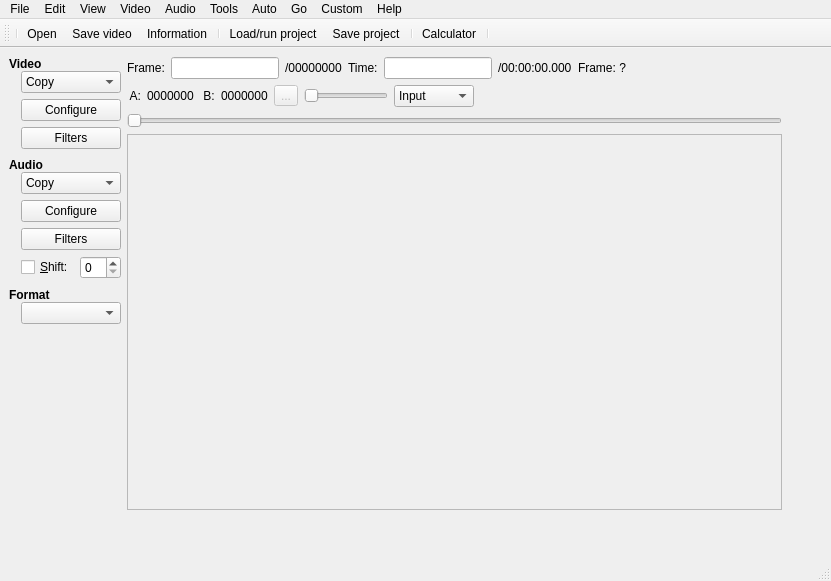
BackupTheBerlios/avidemux-svn, file branches/avidemux_2.4_branch/avidemux/ADM_userInterfaces/ADM_QT4/ADM_gui/gui2.ui: the form before one commit.
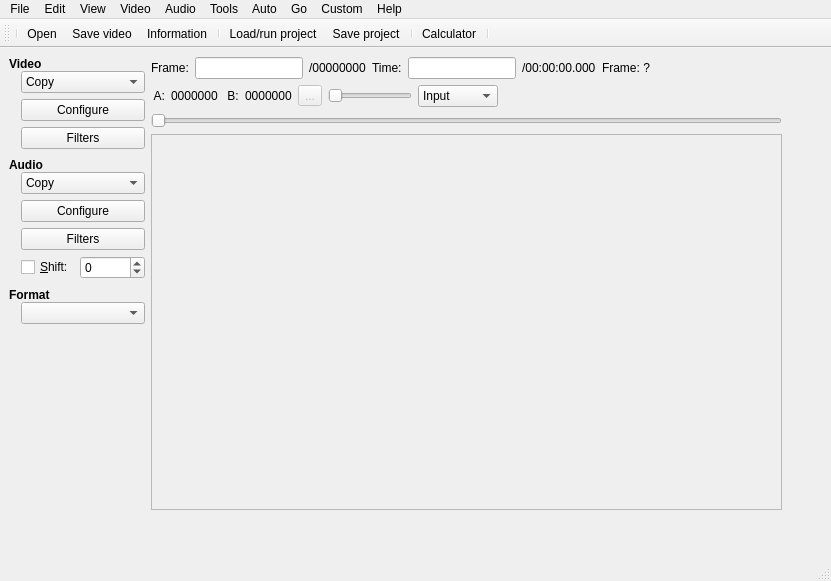
The form after the commit. Icons and pictures are not drawn. Custom widgets are drawn as their Qt base class.

Commit message: [QT] increase range of audio time shift

Diff of the .ui file:
```diff
--- a/branches/avidemux_2.4_branch/avidemux/ADM_userInterfaces/ADM_QT4/ADM_gui/gui2.ui
+++ b/branches/avidemux_2.4_branch/avidemux/ADM_userInterfaces/ADM_QT4/ADM_gui/gui2.ui
@@ -39,15 +39,25 @@
     <property name="margin" >
      <number>9</number>
     </property>
-    <property name="spacing" >
+    <property name="topMargin" >
+     <number>9</number>
+    </property>
+    <property name="rightMargin" >
+     <number>9</number>
+    </property>
+    <property name="bottomMargin" >
+     <number>9</number>
+    </property>
+    <property name="horizontalSpacing" >
+     <number>6</number>
+    </property>
+    <property name="verticalSpacing" >
      <number>6</number>
     </property>
     <item row="1" column="1" >
      <widget class="QFrame" name="frame_video" >
       <property name="sizePolicy" >
-       <sizepolicy>
-        <hsizetype>7</hsizetype>
-        <vsizetype>7</vsizetype>
+       <sizepolicy vsizetype="Expanding" hsizetype="Expanding" >
         <horstretch>99</horstretch>
         <verstretch>99</verstretch>
        </sizepolicy>
@@ -79,9 +89,7 @@
         <item>
          <widget class="QLabel" name="label_3" >
           <property name="sizePolicy" >
-           <sizepolicy>
-            <hsizetype>5</hsizetype>
-            <vsizetype>5</vsizetype>
+           <sizepolicy vsizetype="Preferred" hsizetype="Preferred" >
             <horstretch>0</horstretch>
             <verstretch>0</verstretch>
            </sizepolicy>
@@ -135,9 +143,7 @@
             <item>
              <widget class="QComboBox" name="comboBoxVideo" >
               <property name="sizePolicy" >
-               <sizepolicy>
-                <hsizetype>5</hsizetype>
-                <vsizetype>0</vsizetype>
+               <sizepolicy vsizetype="Fixed" hsizetype="Preferred" >
                 <horstretch>0</horstretch>
                 <verstretch>0</verstretch>
                </sizepolicy>
@@ -155,9 +161,7 @@
                <bool>true</bool>
               </property>
               <property name="sizePolicy" >
-               <sizepolicy>
-                <hsizetype>5</hsizetype>
-                <vsizetype>0</vsizetype>
+               <sizepolicy vsizetype="Fixed" hsizetype="Preferred" >
                 <horstretch>0</horstretch>
                 <verstretch>0</verstretch>
                </sizepolicy>
@@ -176,9 +180,7 @@
                <bool>true</bool>
               </property>
               <property name="sizePolicy" >
-               <sizepolicy>
-                <hsizetype>5</hsizetype>
-                <vsizetype>0</vsizetype>
+               <sizepolicy vsizetype="Fixed" hsizetype="Preferred" >
                 <horstretch>0</horstretch>
                 <verstretch>0</verstretch>
                </sizepolicy>
@@ -211,9 +213,7 @@
         <item>
          <widget class="QLabel" name="label_5" >
           <property name="sizePolicy" >
-           <sizepolicy>
-            <hsizetype>4</hsizetype>
-            <vsizetype>1</vsizetype>
+           <sizepolicy vsizetype="Minimum" hsizetype="Maximum" >
             <horstretch>0</horstretch>
             <verstretch>0</verstretch>
            </sizepolicy>
@@ -267,9 +267,7 @@
             <item>
              <widget class="QComboBox" name="comboBoxAudio" >
               <property name="sizePolicy" >
-               <sizepolicy>
-                <hsizetype>1</hsizetype>
-                <vsizetype>0</vsizetype>
+               <sizepolicy vsizetype="Fixed" hsizetype="Minimum" >
                 <horstretch>0</horstretch>
                 <verstretch>0</verstretch>
                </sizepolicy>
@@ -287,9 +285,7 @@
                <bool>true</bool>
               </property>
               <property name="sizePolicy" >
-               <sizepolicy>
-                <hsizetype>1</hsizetype>
-                <vsizetype>0</vsizetype>
+               <sizepolicy vsizetype="Fixed" hsizetype="Minimum" >
                 <horstretch>0</horstretch>
                 <verstretch>0</verstretch>
                </sizepolicy>
@@ -305,9 +301,7 @@
                <bool>true</bool>
               </property>
               <property name="sizePolicy" >
-               <sizepolicy>
-                <hsizetype>1</hsizetype>
-                <vsizetype>0</vsizetype>
+               <sizepolicy vsizetype="Fixed" hsizetype="Minimum" >
                 <horstretch>0</horstretch>
                 <verstretch>0</verstretch>
                </sizepolicy>
@@ -335,13 +329,17 @@
               <item>
                <widget class="QSpinBox" name="spinBox_TimeValue" >
                 <property name="sizePolicy" >
-                 <sizepolicy>
-                  <hsizetype>1</hsizetype>
-                  <vsizetype>0</vsizetype>
+                 <sizepolicy vsizetype="Fixed" hsizetype="Minimum" >
                   <horstretch>0</horstretch>
                   <verstretch>0</verstretch>
                  </sizepolicy>
                 </property>
+                <property name="minimum" >
+                 <number>-99999</number>
+                </property>
+                <property name="maximum" >
+                 <number>99999</number>
+                </property>
                </widget>
               </item>
              </layout>
@@ -369,9 +367,7 @@
         <item>
          <widget class="QLabel" name="label_4" >
           <property name="sizePolicy" >
-           <sizepolicy>
-            <hsizetype>1</hsizetype>
-            <vsizetype>5</vsizetype>
+           <sizepolicy vsizetype="Preferred" hsizetype="Minimum" >
             <horstretch>0</horstretch>
             <verstretch>0</verstretch>
            </sizepolicy>
@@ -411,9 +407,7 @@
           <item>
            <widget class="QComboBox" name="comboBoxFormat" >
             <property name="sizePolicy" >
-             <sizepolicy>
-              <hsizetype>1</hsizetype>
-              <vsizetype>0</vsizetype>
+             <sizepolicy vsizetype="Fixed" hsizetype="Minimum" >
               <horstretch>0</horstretch>
               <verstretch>0</verstretch>
              </sizepolicy>
@@ -484,9 +478,7 @@
         <item>
          <widget class="QLabel" name="label" >
           <property name="sizePolicy" >
-           <sizepolicy>
-            <hsizetype>1</hsizetype>
-            <vsizetype>5</vsizetype>
+           <sizepolicy vsizetype="Preferred" hsizetype="Minimum" >
             <horstretch>0</horstretch>
             <verstretch>0</verstretch>
            </sizepolicy>
@@ -499,9 +491,7 @@
         <item>
          <widget class="QLineEdit" name="lineEdit" >
           <property name="sizePolicy" >
-           <sizepolicy>
-            <hsizetype>1</hsizetype>
-            <vsizetype>0</vsizetype>
+           <sizepolicy vsizetype="Fixed" hsizetype="Minimum" >
             <horstretch>0</horstretch>
             <verstretch>0</verstretch>
            </sizepolicy>
@@ -529,9 +519,7 @@
         <item>
          <widget class="QLabel" name="label_2" >
           <property name="sizePolicy" >
-           <sizepolicy>
-            <hsizetype>1</hsizetype>
-            <vsizetype>5</vsizetype>
+           <sizepolicy vsizetype="Preferred" hsizetype="Minimum" >
             <horstretch>0</horstretch>
             <verstretch>0</verstretch>
            </sizepolicy>
@@ -544,9 +532,7 @@
         <item>
          <widget class="QLabel" name="label_6" >
           <property name="sizePolicy" >
-           <sizepolicy>
-            <hsizetype>1</hsizetype>
-            <vsizetype>5</vsizetype>
+           <sizepolicy vsizetype="Preferred" hsizetype="Minimum" >
             <horstretch>0</horstretch>
             <verstretch>0</verstretch>
            </sizepolicy>
@@ -559,9 +545,7 @@
         <item>
          <widget class="QLineEdit" name="lineEdit_2" >
           <property name="sizePolicy" >
-           <sizepolicy>
-            <hsizetype>1</hsizetype>
-            <vsizetype>0</vsizetype>
+           <sizepolicy vsizetype="Fixed" hsizetype="Minimum" >
             <horstretch>0</horstretch>
             <verstretch>0</verstretch>
            </sizepolicy>
@@ -577,9 +561,7 @@
         <item>
          <widget class="QLabel" name="label_7" >
           <property name="sizePolicy" >
-           <sizepolicy>
-            <hsizetype>1</hsizetype>
-            <vsizetype>5</vsizetype>
+           <sizepolicy vsizetype="Preferred" hsizetype="Minimum" >
             <horstretch>0</horstretch>
             <verstretch>0</verstretch>
            </sizepolicy>
@@ -592,9 +574,7 @@
         <item>
          <widget class="QLabel" name="label_8" >
           <property name="sizePolicy" >
-           <sizepolicy>
-            <hsizetype>1</hsizetype>
-            <vsizetype>5</vsizetype>
+           <sizepolicy vsizetype="Preferred" hsizetype="Minimum" >
             <horstretch>0</horstretch>
             <verstretch>0</verstretch>
            </sizepolicy>
@@ -637,9 +617,7 @@
         <item>
          <widget class="QLabel" name="label_9" >
           <property name="sizePolicy" >
-           <sizepolicy>
-            <hsizetype>1</hsizetype>
-            <vsizetype>5</vsizetype>
+           <sizepolicy vsizetype="Preferred" hsizetype="Minimum" >
             <horstretch>0</horstretch>
             <verstretch>0</verstretch>
            </sizepolicy>
@@ -659,9 +637,7 @@
         <item>
          <widget class="QLabel" name="label_10" >
           <property name="sizePolicy" >
-           <sizepolicy>
-            <hsizetype>1</hsizetype>
-            <vsizetype>5</vsizetype>
+           <sizepolicy vsizetype="Preferred" hsizetype="Minimum" >
             <horstretch>0</horstretch>
             <verstretch>0</verstretch>
            </sizepolicy>
@@ -687,9 +663,7 @@
         <item>
          <widget class="QSlider" name="horizontalSlider_2" >
           <property name="sizePolicy" >
-           <sizepolicy>
-            <hsizetype>4</hsizetype>
-            <vsizetype>0</vsizetype>
+           <sizepolicy vsizetype="Fixed" hsizetype="Maximum" >
             <horstretch>1</horstretch>
             <verstretch>0</verstretch>
            </sizepolicy>
@@ -760,9 +734,7 @@
         <item>
          <widget class="ADM_QSlider" name="horizontalSlider" >
           <property name="sizePolicy" >
-           <sizepolicy>
-            <hsizetype>7</hsizetype>
-            <vsizetype>0</vsizetype>
+           <sizepolicy vsizetype="Fixed" hsizetype="Expanding" >
             <horstretch>5</horstretch>
             <verstretch>0</verstretch>
            </sizepolicy>
```
Left out of the diff: 189 changed lines with no effect on the pictures.
